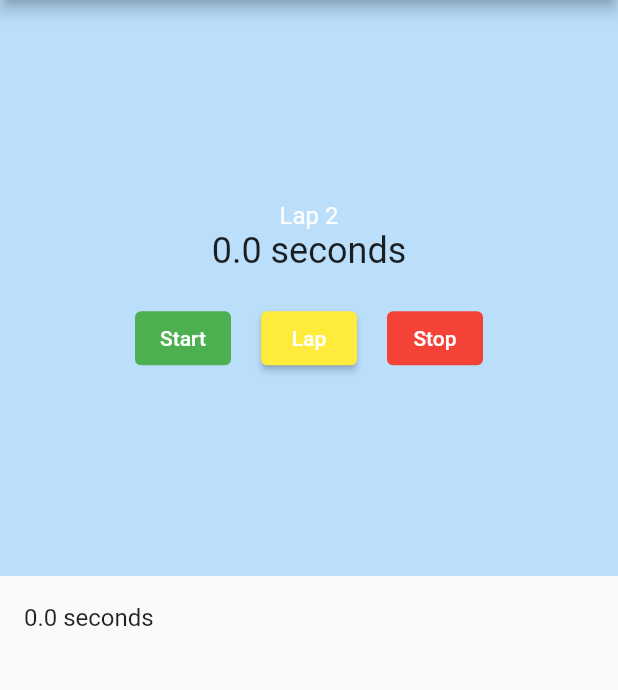
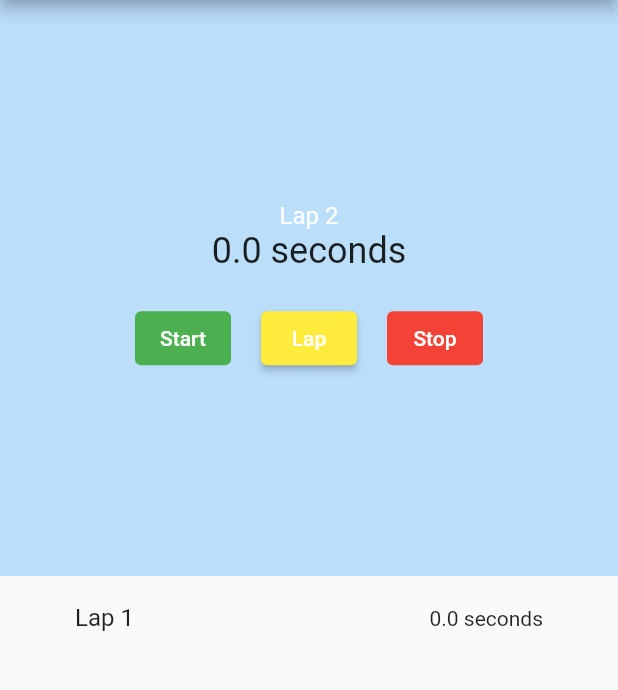
Before and after one commit to neurot/flutter_cookbook_exercises, a Flutter app: the screen it shows after launch, after a tap on "Lap", on a phone screen of 412 x 824 dp, the part 84-774 px from its top. Run offline on Flutter 3.47's test engine with Material 2 defaults, Android fonts, the phone set to English and light mode, and no system bars.

Commit message:
add ListView.builder

```diff
--- a/stopwatch/lib/stopwatch.dart
+++ b/stopwatch/lib/stopwatch.dart
@@ -15,6 +15,8 @@ class StopWatchState extends State<StopWatch> {
   Timer? timer;
   bool isTicking = true;
   final laps = <int>[];
+  final itemHeight = 60.0;
+  final scrollController = ScrollController();
 
   @override
   void dispose() {
@@ -24,13 +26,16 @@ class StopWatchState extends State<StopWatch> {
 
   void _lap() {
     setState(() {
-      // laps.add(milliseconds - (laps.isEmpty ? 0 : laps.last));
       laps.add(milliseconds -
           (laps.isEmpty
               ? 0
               : laps.reduce((value, element) => value + element)));
-      // milliseconds = 0;
     });
+    scrollController.animateTo(
+      itemHeight * laps.length,
+      duration: const Duration(milliseconds: 200),
+      curve: Curves.linear,
+    );
   }
 
   void _onTick(Timer timer) {
@@ -61,14 +66,28 @@ class StopWatchState extends State<StopWatch> {
   }
 
   Widget _buildLapDisplay() {
-    return ListView(
-      children: [
-        for (int milliseconds in laps)
-          ListTile(
-            title: Text(_secondsText(milliseconds)),
-          )
-      ],
+    return ListView.builder(
+      controller: scrollController,
+      itemExtent: itemHeight,
+      itemCount: laps.length,
+      itemBuilder: (context, index) {
+        final milliseconds = laps[index];
+        return ListTile(
+          contentPadding: const EdgeInsets.symmetric(horizontal: 50),
+          title: Text('Lap ${index + 1}'),
+          trailing: Text(_secondsText(milliseconds)),
+        );
+      },
     );
+    // // Building all widgets at once
+    // ListView(
+    //   children: [
+    //     for (int milliseconds in laps)
+    //       ListTile(
+    //         title: Text(_secondsText(milliseconds)),
+    //       )
+    //   ],
+    // );
   }
 
   @override
```
